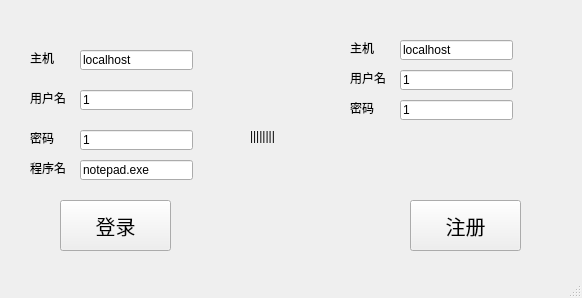
Before: the Qt Designer form client/loginview.ui in ansquent/ANSWRDP-client, drawn with Qt 5.
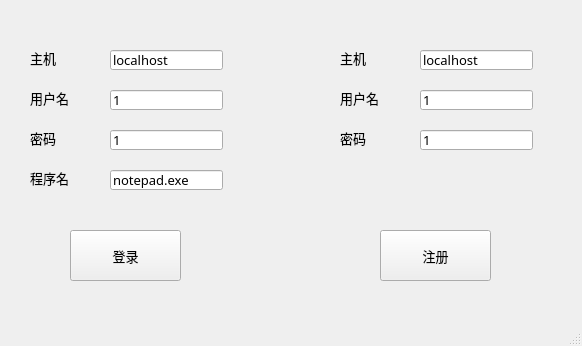
After: the same form once the commit is applied.

Diff of the .ui file:
```diff
--- a/client/loginview.ui
+++ b/client/loginview.ui
@@ -7,7 +7,7 @@
     <x>0</x>
     <y>0</y>
     <width>582</width>
-    <height>298</height>
+    <height>346</height>
    </rect>
   </property>
   <property name="windowTitle">
@@ -17,16 +17,16 @@
    <widget class="QPushButton" name="loginButton">
     <property name="geometry">
      <rect>
-      <x>60</x>
-      <y>200</y>
+      <x>70</x>
+      <y>230</y>
       <width>111</width>
       <height>51</height>
      </rect>
     </property>
     <property name="font">
      <font>
-      <family>8514oem</family>
-      <pointsize>15</pointsize>
+      <family>黑体</family>
+      <pointsize>10</pointsize>
      </font>
     </property>
     <property name="text">
@@ -36,35 +36,22 @@
    <widget class="QPushButton" name="regButton">
     <property name="geometry">
      <rect>
-      <x>410</x>
-      <y>200</y>
+      <x>380</x>
+      <y>230</y>
       <width>111</width>
       <height>51</height>
      </rect>
     </property>
     <property name="font">
      <font>
-      <family>8514oem</family>
-      <pointsize>15</pointsize>
+      <family>黑体</family>
+      <pointsize>10</pointsize>
      </font>
     </property>
     <property name="text">
      <string>注册</string>
     </property>
    </widget>
-   <widget class="QLabel" name="line">
-    <property name="geometry">
-     <rect>
-      <x>250</x>
-      <y>20</y>
-      <width>54</width>
-      <height>231</height>
-     </rect>
-    </property>
-    <property name="text">
-     <string>||||||||</string>
-    </property>
-   </widget>
    <widget class="QLabel" name="username_login">
     <property name="geometry">
      <rect>
@@ -74,6 +61,12 @@
       <height>16</height>
      </rect>
     </property>
+    <property name="font">
+     <font>
+      <family>黑体</family>
+      <pointsize>10</pointsize>
+     </font>
+    </property>
     <property name="text">
      <string>用户名</string>
     </property>
@@ -81,12 +74,18 @@
    <widget class="QLineEdit" name="iUsername_login">
     <property name="geometry">
      <rect>
-      <x>80</x>
+      <x>110</x>
       <y>90</y>
       <width>113</width>
       <height>20</height>
      </rect>
     </property>
+    <property name="font">
+     <font>
+      <family>黑体</family>
+      <pointsize>10</pointsize>
+     </font>
+    </property>
     <property name="text">
      <string>1</string>
     </property>
@@ -94,12 +93,18 @@
    <widget class="QLineEdit" name="iPassword_login">
     <property name="geometry">
      <rect>
-      <x>80</x>
+      <x>110</x>
       <y>130</y>
       <width>113</width>
       <height>20</height>
      </rect>
     </property>
+    <property name="font">
+     <font>
+      <family>黑体</family>
+      <pointsize>10</pointsize>
+     </font>
+    </property>
     <property name="text">
      <string>1</string>
     </property>
@@ -113,6 +118,12 @@
       <height>16</height>
      </rect>
     </property>
+    <property name="font">
+     <font>
+      <family>黑体</family>
+      <pointsize>10</pointsize>
+     </font>
+    </property>
     <property name="text">
      <string>密码</string>
     </property>
@@ -120,12 +131,18 @@
    <widget class="QLineEdit" name="iUsername_reg">
     <property name="geometry">
      <rect>
-      <x>400</x>
-      <y>70</y>
+      <x>420</x>
+      <y>90</y>
       <width>113</width>
       <height>20</height>
      </rect>
     </property>
+    <property name="font">
+     <font>
+      <family>黑体</family>
+      <pointsize>10</pointsize>
+     </font>
+    </property>
     <property name="text">
      <string>1</string>
     </property>
@@ -133,12 +150,18 @@
    <widget class="QLabel" name="username_reg">
     <property name="geometry">
      <rect>
-      <x>350</x>
-      <y>70</y>
-      <width>41</width>
+      <x>340</x>
+      <y>90</y>
+      <width>51</width>
       <height>16</height>
      </rect>
     </property>
+    <property name="font">
+     <font>
+      <family>黑体</family>
+      <pointsize>10</pointsize>
+     </font>
+    </property>
     <property name="text">
      <string>用户名</string>
     </property>
@@ -146,12 +169,18 @@
    <widget class="QLineEdit" name="iPassword_reg">
     <property name="geometry">
      <rect>
-      <x>400</x>
-      <y>100</y>
+      <x>420</x>
+      <y>130</y>
       <width>113</width>
       <height>20</height>
      </rect>
     </property>
+    <property name="font">
+     <font>
+      <family>黑体</family>
+      <pointsize>10</pointsize>
+     </font>
+    </property>
     <property name="text">
      <string>1</string>
     </property>
@@ -159,12 +188,18 @@
    <widget class="QLabel" name="password_reg">
     <property name="geometry">
      <rect>
-      <x>350</x>
-      <y>100</y>
+      <x>340</x>
+      <y>130</y>
       <width>41</width>
       <height>16</height>
      </rect>
     </property>
+    <property name="font">
+     <font>
+      <family>黑体</family>
+      <pointsize>10</pointsize>
+     </font>
+    </property>
     <property name="text">
      <string>密码</string>
     </property>
@@ -172,12 +207,18 @@
    <widget class="QLineEdit" name="iProgram_login">
     <property name="geometry">
      <rect>
-      <x>80</x>
-      <y>160</y>
+      <x>110</x>
+      <y>170</y>
       <width>113</width>
       <height>20</height>
      </rect>
     </property>
+    <property name="font">
+     <font>
+      <family>黑体</family>
+      <pointsize>10</pointsize>
+     </font>
+    </property>
     <property name="text">
      <string>notepad.exe</string>
     </property>
@@ -186,11 +227,17 @@
     <property name="geometry">
      <rect>
       <x>30</x>
-      <y>160</y>
-      <width>41</width>
+      <y>170</y>
+      <width>51</width>
       <height>16</height>
      </rect>
     </property>
+    <property name="font">
+     <font>
+      <family>黑体</family>
+      <pointsize>10</pointsize>
+     </font>
+    </property>
     <property name="text">
      <string>程序名</string>
     </property>
@@ -198,12 +245,18 @@
    <widget class="QLabel" name="hostname_reg">
     <property name="geometry">
      <rect>
-      <x>350</x>
-      <y>40</y>
+      <x>340</x>
+      <y>50</y>
       <width>41</width>
       <height>16</height>
      </rect>
     </property>
+    <property name="font">
+     <font>
+      <family>黑体</family>
+      <pointsize>10</pointsize>
+     </font>
+    </property>
     <property name="text">
      <string>主机</string>
     </property>
@@ -211,12 +264,18 @@
    <widget class="QLineEdit" name="iHostname_reg">
     <property name="geometry">
      <rect>
-      <x>400</x>
-      <y>40</y>
+      <x>420</x>
+      <y>50</y>
       <width>113</width>
       <height>20</height>
      </rect>
     </property>
+    <property name="font">
+     <font>
+      <family>黑体</family>
+      <pointsize>10</pointsize>
+     </font>
+    </property>
     <property name="text">
      <string>localhost</string>
     </property>
@@ -224,12 +283,18 @@
    <widget class="QLineEdit" name="iHostname_login">
     <property name="geometry">
      <rect>
-      <x>80</x>
+      <x>110</x>
       <y>50</y>
       <width>113</width>
       <height>20</height>
      </rect>
     </property>
+    <property name="font">
+     <font>
+      <family>黑体</family>
+      <pointsize>10</pointsize>
+     </font>
+    </property>
     <property name="text">
      <string>localhost</string>
     </property>
@@ -243,6 +308,12 @@
       <height>16</height>
      </rect>
     </property>
+    <property name="font">
+     <font>
+      <family>黑体</family>
+      <pointsize>10</pointsize>
+     </font>
+    </property>
     <property name="text">
      <string>主机</string>
     </property>
```
Left out of the diff: 2 changed lines with no effect on the pictures.
